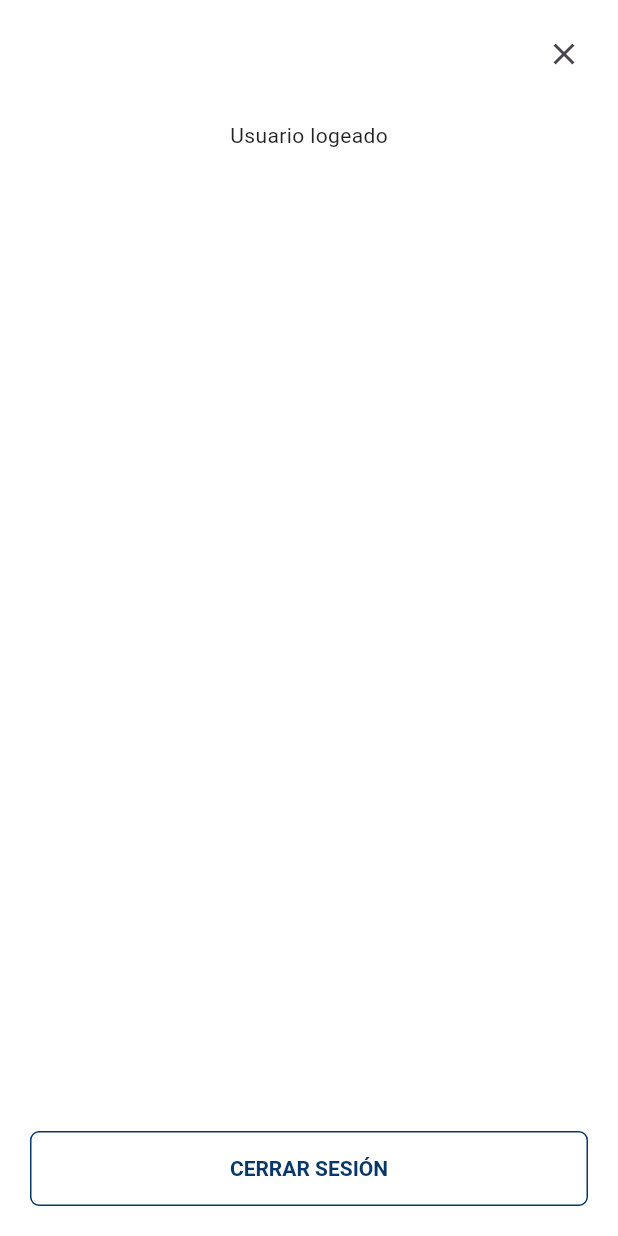
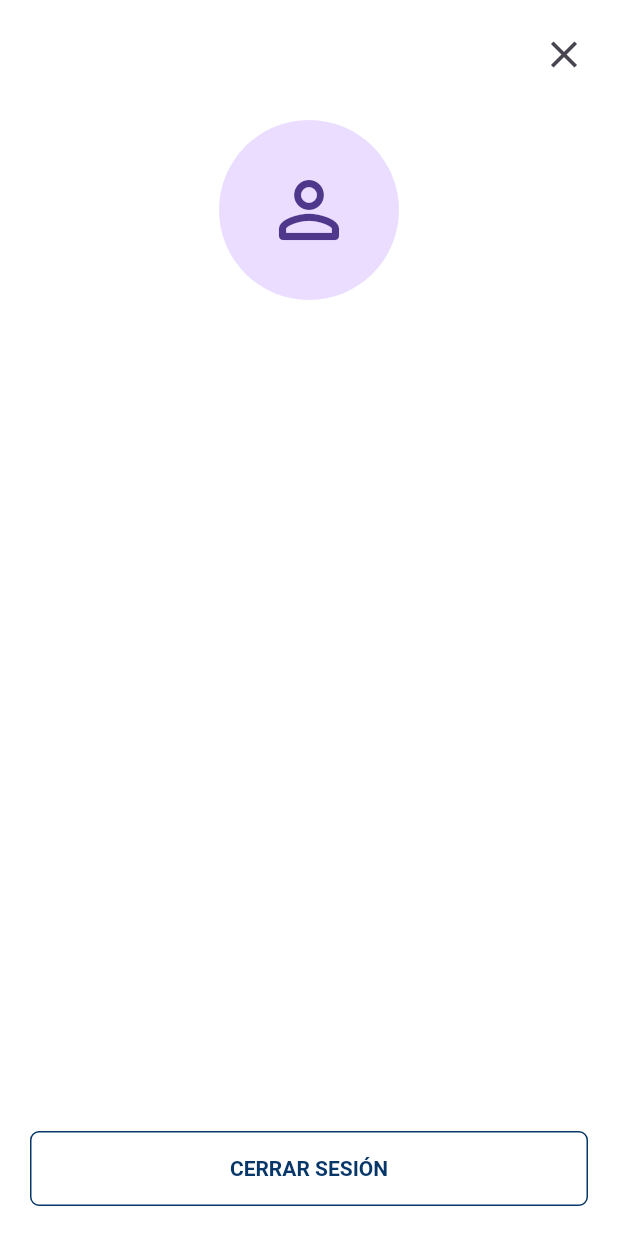
Before and after one commit to miguel-GF/olympus_app_mobile, a Flutter app: the ProfileScreen screen opened by its route, on a phone screen of 412 x 824 dp. Run offline on Flutter 3.47's test engine with Material 3 defaults, Android fonts, the light colour scheme and no system bars; our stand-ins replace auto_size_text, connectivity_plus, flutter_dotenv, gap, get, loading_animation_widget and 3 more; missing offline and left inert: empty_widget, mysql1; accounts and stored records are empty.

Commit message:
feat: Se agrega información de usuario en sesion en pantalla profile

```diff
--- a/lib/controllers/session_controller.dart
+++ b/lib/controllers/session_controller.dart
@@ -9,11 +9,28 @@ import '/routes/routes_names.dart';
 
 class SessionController extends GetxController {
   final Uuid _uuid = const Uuid();
+  final Rx<Usuario> _usuario = Usuario(
+    claveusuario: '',
+    correo: '',
+    empresa: '',
+    id: 0,
+    nombre: '',
+    sucursal: '',
+    tipo: '',
+  ).obs;
+  // Getter para obtener el usuario
+  Usuario get usuario => _usuario.value;
+  // Setter para actualizar el usuario
+  // set usuario(Usuario newUser) {
+  //   _usuario.value = newUser;
+  // }
+
   Future<void> saveSession(Usuario usuario) async {
     // Almacenamos datos de usuario
     final SharedPreferences prefs = await SharedPreferences.getInstance();
     final Map<String, dynamic> usuarioMap = usuario.toJson();
     await prefs.setString('usuario', jsonEncode(usuarioMap));
+    _usuario.value = usuario;
     // Genera un token único
     final String token = _uuid.v4();
     // Establece la fecha de expiración (por ejemplo, 1 hora desde ahora)
@@ -45,6 +62,22 @@ class SessionController extends GetxController {
     return usuario;
   }
 
+  Future<String> getUsuarioEmpresa() async {
+    final SharedPreferences prefs = await SharedPreferences.getInstance();
+    final String? usuarioKey = prefs.getString('usuario');
+    final Map<String, dynamic> usuarioMap = jsonDecode(usuarioKey!);
+    final Usuario usuario = Usuario.fromJson(usuarioMap);
+    return usuario.empresa;
+  }
+
+  Future<String> getUsuarioSucursal() async {
+    final SharedPreferences prefs = await SharedPreferences.getInstance();
+    final String? usuarioKey = prefs.getString('usuario');
+    final Map<String, dynamic> usuarioMap = jsonDecode(usuarioKey!);
+    final Usuario usuario = Usuario.fromJson(usuarioMap);
+    return usuario.sucursal;
+  }
+
   Future<String?> getToken() async {
     final SharedPreferences prefs = await SharedPreferences.getInstance();
     return prefs.getString('tokenExpiration');
@@ -53,6 +86,15 @@ class SessionController extends GetxController {
   Future<void> clearSession() async {
     final SharedPreferences prefs = await SharedPreferences.getInstance();
     await prefs.clear();
+    _usuario.value = Usuario(
+      claveusuario: '',
+      correo: '',
+      empresa: '',
+      id: 0,
+      nombre: '',
+      sucursal: '',
+      tipo: '',
+    );
     Get.offAllNamed(nameLoginScreen);
     // await prefs.remove('usuario');
     // await prefs.remove('authToken');
--- a/lib/screens/profile_screen.dart
+++ b/lib/screens/profile_screen.dart
@@ -4,6 +4,7 @@ import 'package:get/get.dart';
 
 import '/controllers/session_controller.dart';
 import '/widgets/gb_button.dart';
+import '/widgets/profile/usuario_info_sesion_widget.dart';
 
 class ProfileScreen extends StatelessWidget {
   const ProfileScreen({super.key});
@@ -21,7 +22,6 @@ class ProfileScreen extends StatelessWidget {
           child: Padding(
             padding: const EdgeInsets.all(12.0),
             child: SingleChildScrollView(
-
               child: Column(
                 mainAxisAlignment: MainAxisAlignment.center,
                 children: <Widget>[
@@ -29,7 +29,10 @@ class ProfileScreen extends StatelessWidget {
                     mainAxisAlignment: MainAxisAlignment.end,
                     children: <Widget>[
                       IconButton(
-                        icon: const Icon(Icons.close), // Ícono a la derecha
+                        icon: const Icon(
+                          Icons.close,
+                          size: 30,
+                        ), // Ícono a la derecha
                         onPressed: () {
                           Get.back();
                         },
@@ -37,7 +40,7 @@ class ProfileScreen extends StatelessWidget {
                     ],
                   ),
                   const Gap(20),
-                  const Text('Usuario logeado'),
+                  const UsuarioInfoSesionWidget(),
                 ],
               ),
             ),
@@ -46,10 +49,10 @@ class ProfileScreen extends StatelessWidget {
         bottomNavigationBar: Container(
           padding: const EdgeInsets.all(20.0),
           child: GbButton(
-                  accion: 'secundaria',
-                  texto: 'Cerrar sesión',
-                  onPressed: cerrarSesion,
-                ),
+            accion: 'secundaria',
+            texto: 'Cerrar sesión',
+            onPressed: cerrarSesion,
+          ),
         ),
       ),
     );
--- /dev/null
+++ b/lib/widgets/profile/usuario_info_sesion_widget.dart
@@ -0,0 +1,50 @@
+import 'package:auto_size_text/auto_size_text.dart';
+import 'package:flutter/material.dart';
+import 'package:gap/gap.dart';
+import 'package:get/get.dart';
+
+import '../../controllers/session_controller.dart';
+
+class UsuarioInfoSesionWidget extends StatelessWidget {
+  const UsuarioInfoSesionWidget({super.key});
+
+  @override
+  Widget build(BuildContext context) {
+    final SessionController sessionController = Get.find<SessionController>();
+    return Obx(
+      () => Column(
+        mainAxisAlignment: MainAxisAlignment.center,
+        children: <Widget>[
+          const CircleAvatar(
+            maxRadius: 60,
+            child: Icon(
+              Icons.person_outline_rounded,
+              size: 60,
+            ),
+          ),
+          const Gap(20),
+          Text(
+            sessionController.usuario.nombre,
+            style: Theme.of(context).textTheme.bodyMedium,
+            maxLines: 1,
+            overflow: TextOverflow.ellipsis,
+          ),
+          Text(
+            sessionController.usuario.correo,
+            style: Theme.of(context).textTheme.displayMedium,
+            maxLines: 1,
+            overflow: TextOverflow.ellipsis,
+          ),
+          const Gap(10),
+          AutoSizeText(
+            sessionController.usuario.empresa,
+            style: Theme.of(context).textTheme.headlineSmall,
+            maxLines: 2,
+            minFontSize: 16,
+            overflow: TextOverflow.ellipsis,
+          ),
+        ],
+      ),
+    );
+  }
+}
--- a/pubspec.yaml
+++ b/pubspec.yaml
@@ -46,6 +46,7 @@ dependencies:
   connectivity_plus: ^6.1.2
   shared_preferences: ^2.5.1
   uuid: ^4.5.1
+  auto_size_text: ^3.0.0
 
 dev_dependencies:
   flutter_test:
```
Also changed, not shown: pubspec.lock.
